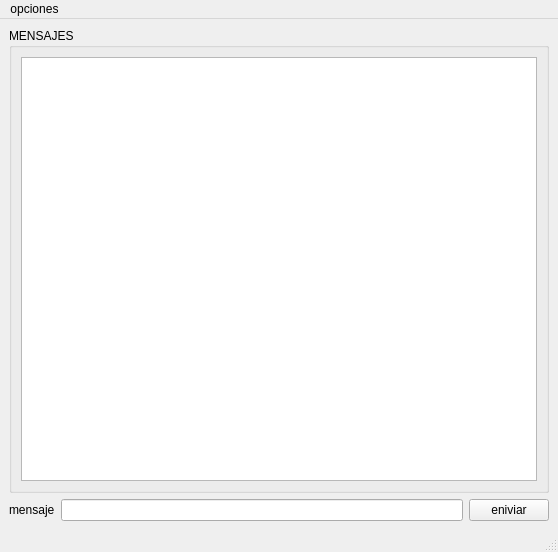
Before: the Qt Designer form mainwindow.ui in anareyes16/ExamenLab3_1, drawn with Qt 5.
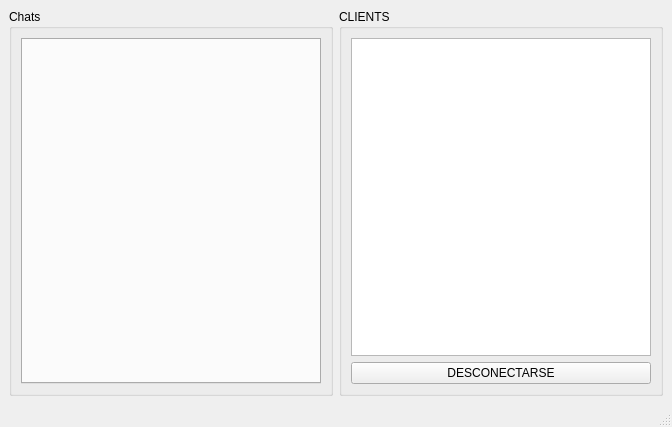
After: the same form once the commit is applied.

```diff
--- a/mainwindow.ui
+++ b/mainwindow.ui
@@ -6,48 +6,50 @@
    <rect>
     <x>0</x>
     <y>0</y>
-    <width>558</width>
-    <height>552</height>
+    <width>672</width>
+    <height>427</height>
    </rect>
   </property>
   <property name="windowTitle">
    <string>MainWindow</string>
   </property>
   <widget class="QWidget" name="centralwidget">
-   <layout class="QVBoxLayout" name="verticalLayout_2">
+   <layout class="QHBoxLayout" name="horizontalLayout">
     <item>
-     <widget class="QGroupBox" name="groupBox">
+     <widget class="QGroupBox" name="groupChat">
       <property name="title">
-       <string>MENSAJES</string>
+       <string>Chats</string>
+      </property>
+      <layout class="QVBoxLayout" name="verticalLayout_2">
+       <item>
+        <widget class="QTabWidget" name="tbChats">
+         <property name="currentIndex">
+          <number>-1</number>
+         </property>
+        </widget>
+       </item>
+      </layout>
+     </widget>
+    </item>
+    <item>
+     <widget class="QGroupBox" name="groupClient">
+      <property name="title">
+       <string>CLIENTS</string>
       </property>
       <layout class="QVBoxLayout" name="verticalLayout">
        <item>
-        <widget class="QListWidget" name="listMessages"/>
+        <widget class="QListWidget" name="listClients"/>
+       </item>
+       <item>
+        <widget class="QPushButton" name="btn_DisconnetAll">
+         <property name="text">
+          <string>DESCONECTARSE</string>
+         </property>
+        </widget>
        </item>
       </layout>
      </widget>
     </item>
-    <item>
-     <layout class="QHBoxLayout" name="horizontalLayout">
-      <item>
-       <widget class="QLabel" name="label">
-        <property name="text">
-         <string>mensaje</string>
-        </property>
-       </widget>
-      </item>
-      <item>
-       <widget class="QLineEdit" name="lnMessage"/>
-      </item>
-      <item>
-       <widget class="QPushButton" name="btnEnviar">
-        <property name="text">
-         <string>eniviar</string>
-        </property>
-       </widget>
-      </item>
-     </layout>
-    </item>
    </layout>
   </widget>
   <widget class="QMenuBar" name="menubar">
@@ -55,18 +57,10 @@
     <rect>
      <x>0</x>
      <y>0</y>
-     <width>558</width>
+     <width>672</width>
      <height>25</height>
     </rect>
    </property>
-   <widget class="QMenu" name="menuopciones">
-    <property name="title">
-     <string>opciones</string>
-    </property>
-    <addaction name="actionconectar"/>
-    <addaction name="actionsalida"/>
-   </widget>
-   <addaction name="menuopciones"/>
   </widget>
   <widget class="QStatusBar" name="statusbar"/>
   <action name="actionconectar">
```
Left out of the diff: 12 changed lines with no effect on the pictures.
